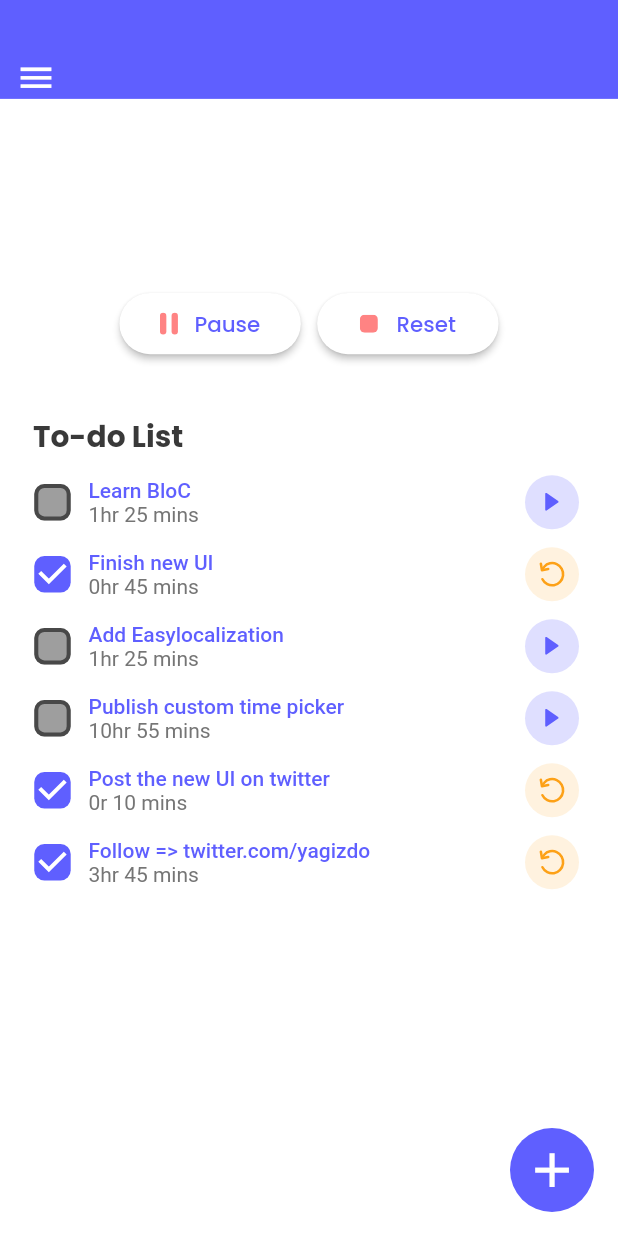
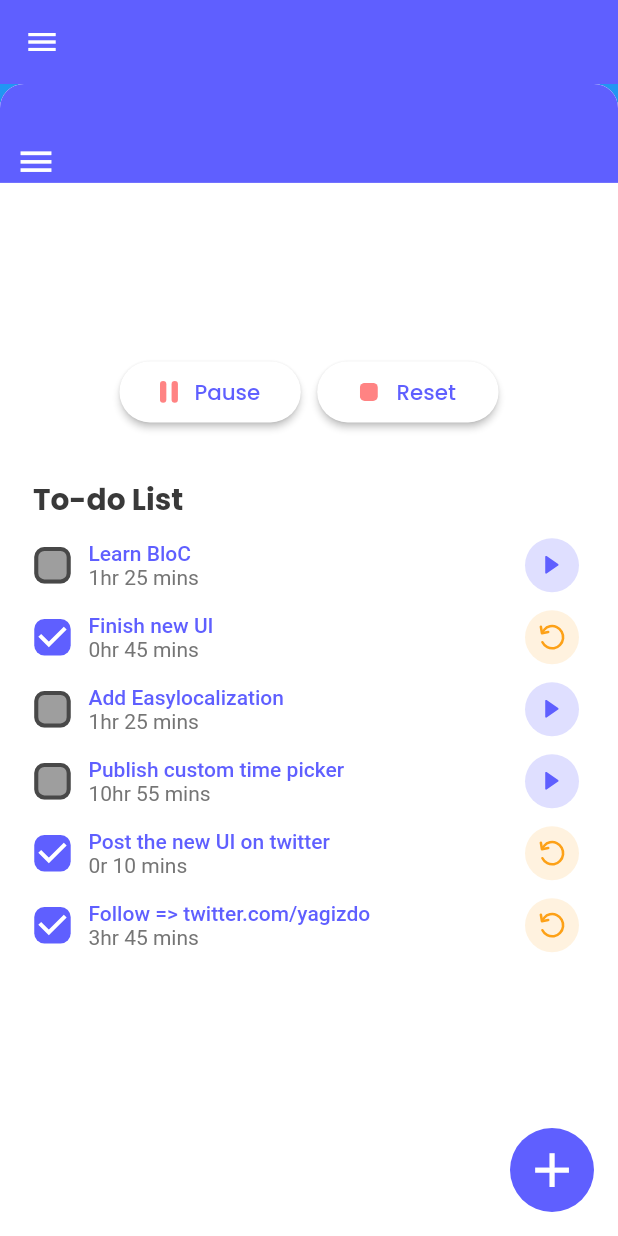
Before and after one commit to yagizdo/Timefaze, a Flutter app: the screen it shows after launch, on a phone screen of 412 x 824 dp. Run offline on Flutter 3.47's test engine with Material 2 defaults, Android fonts, the phone set to English and light mode, and no system bars; drawn by our look-alikes of backdrop, flutter_slider_drawer; our stand-ins replace easy_localization, flutter_screenutil, flutter_svg, google_fonts, hexcolor, shared_preferences; missing offline and left inert: flutter_picker, shared_preferences_web; statements that could not run were skipped.

Commit message:
updated main screen

```diff
--- a/lib/main.dart
+++ b/lib/main.dart
@@ -4,6 +4,7 @@ import 'package:flutter/services.dart';
 import 'package:flutter_screenutil/flutter_screenutil.dart';
 import 'package:hexcolor/hexcolor.dart';
 import 'package:pomodoro_app/constants/app_colors.dart';
+import 'package:pomodoro_app/main_screen.dart';
 import 'package:provider/provider.dart';
 
 import 'Extentions/codegen_loader.g.dart';
@@ -61,7 +62,7 @@ class PomodoroApp extends StatelessWidget {
           brightness: Brightness.light,
           scaffoldBackgroundColor: purpleblue,
         ),
-        home: const HomeScreen(),
+        home: const MainScreen(),
       ),
     );
   }
--- a/lib/main_screen.dart
+++ b/lib/main_screen.dart
@@ -1,10 +1,25 @@
+import 'package:backdrop/backdrop.dart';
 import 'package:flutter/material.dart';
+import 'package:pomodoro_app/Screens/homescreen.dart';
+import 'package:pomodoro_app/Screens/settings.dart';
 
 class MainScreen extends StatelessWidget {
   const MainScreen({Key? key}) : super(key: key);
 
   @override
   Widget build(BuildContext context) {
-    return Container();
+    var _pages = [HomeScreen(),SettingsScreen()];
+    int _currentIndex = 0;
+    return BackdropScaffold(
+        appBar: AppBar(
+          leading:  LayoutBuilder(
+            builder: (context, constraints) => GestureDetector(
+                child: Icon(Icons.menu),
+                onTap: () => Backdrop.of(context).fling()),
+          )
+        ),
+        backLayer: Text('BACK'),
+        frontLayer:_pages[_currentIndex],
+    );
   }
 }
```
